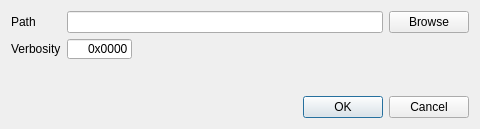
mretegan/crispy, file crispy/resources/gui/uis/quanty/preferences.ui: the form before one commit.
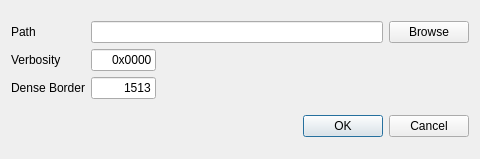
The form after the commit.

Commit message: Add setting defining the sparse/dense threshold

What changed in the file:
```diff
--- a/crispy/resources/gui/uis/quanty/preferences.ui
+++ b/crispy/resources/gui/uis/quanty/preferences.ui
@@ -7,7 +7,7 @@
     <x>0</x>
     <y>0</y>
     <width>480</width>
-    <height>129</height>
+    <height>159</height>
    </rect>
   </property>
   <property name="sizePolicy">
@@ -30,13 +30,73 @@
   </property>
   <layout class="QVBoxLayout" name="verticalLayout">
    <item>
-    <layout class="QFormLayout" name="preferencesFormLayout">
-     <property name="fieldGrowthPolicy">
-      <enum>QFormLayout::ExpandingFieldsGrow</enum>
-     </property>
-     <property name="labelAlignment">
-      <set>Qt::AlignLeading|Qt::AlignLeft|Qt::AlignVCenter</set>
-     </property>
+    <layout class="QGridLayout" name="gridLayout">
+     <item row="2" column="0">
+      <widget class="QLabel" name="denseBorderLabel">
+       <property name="text">
+        <string>Dense Border</string>
+       </property>
+      </widget>
+     </item>
+     <item row="2" column="1">
+      <widget class="QLineEdit" name="denseBorderLineEdit">
+       <property name="sizePolicy">
+        <sizepolicy hsizetype="Fixed" vsizetype="Fixed">
+         <horstretch>0</horstretch>
+         <verstretch>0</verstretch>
+        </sizepolicy>
+       </property>
+       <property name="minimumSize">
+        <size>
+         <width>65</width>
+         <height>22</height>
+        </size>
+       </property>
+       <property name="maximumSize">
+        <size>
+         <width>65</width>
+         <height>22</height>
+        </size>
+       </property>
+       <property name="text">
+        <string>1513</string>
+       </property>
+       <property name="alignment">
+        <set>Qt::AlignRight|Qt::AlignTrailing|Qt::AlignVCenter</set>
+       </property>
+      </widget>
+     </item>
+     <item row="1" column="1">
+      <widget class="QLineEdit" name="verbosityLineEdit">
+       <property name="sizePolicy">
+        <sizepolicy hsizetype="Fixed" vsizetype="Fixed">
+         <horstretch>0</horstretch>
+         <verstretch>0</verstretch>
+        </sizepolicy>
+       </property>
+       <property name="minimumSize">
+        <size>
+         <width>65</width>
+         <height>22</height>
+        </size>
+       </property>
+       <property name="maximumSize">
+        <size>
+         <width>65</width>
+         <height>22</height>
+        </size>
+       </property>
+       <property name="toolTip">
+        <string>Verbosity of the Quanty calculation. Acceptable values in increasing verbosity: 0x0000, 0x00FF, 0xFFFF.</string>
+       </property>
+       <property name="text">
+        <string>0x0000</string>
+       </property>
+       <property name="alignment">
+        <set>Qt::AlignRight|Qt::AlignTrailing|Qt::AlignVCenter</set>
+       </property>
+      </widget>
+     </item>
      <item row="0" column="0">
       <widget class="QLabel" name="pathLabel">
        <property name="text">
@@ -44,36 +104,6 @@
        </property>
       </widget>
      </item>
-     <item row="0" column="1">
-      <layout class="QHBoxLayout" name="pathHorizontalHBoxLayout">
-       <item>
-        <widget class="QLineEdit" name="pathLineEdit">
-         <property name="sizePolicy">
-          <sizepolicy hsizetype="Expanding" vsizetype="Fixed">
-           <horstretch>0</horstretch>
-           <verstretch>0</verstretch>
-          </sizepolicy>
-         </property>
-         <property name="toolTip">
-          <string>Path to the Quanty executable.</string>
-         </property>
-         <property name="readOnly">
-          <bool>true</bool>
-         </property>
-        </widget>
-       </item>
-       <item>
-        <widget class="QPushButton" name="pathBrowsePushButton">
-         <property name="text">
-          <string>Browse</string>
-         </property>
-         <property name="autoDefault">
-          <bool>false</bool>
-         </property>
-        </widget>
-       </item>
-      </layout>
-     </item>
      <item row="1" column="0">
       <widget class="QLabel" name="verbosityLabel">
        <property name="text">
@@ -81,28 +111,35 @@
        </property>
       </widget>
      </item>
-     <item row="1" column="1">
-      <widget class="QLineEdit" name="verbosityLineEdit">
+     <item row="0" column="1">
+      <widget class="QLineEdit" name="pathLineEdit">
        <property name="sizePolicy">
-        <sizepolicy hsizetype="Fixed" vsizetype="Fixed">
+        <sizepolicy hsizetype="Expanding" vsizetype="Fixed">
          <horstretch>0</horstretch>
          <verstretch>0</verstretch>
         </sizepolicy>
        </property>
-       <property name="maximumSize">
+       <property name="minimumSize">
         <size>
-         <width>65</width>
-         <height>20</height>
+         <width>0</width>
+         <height>22</height>
         </size>
        </property>
        <property name="toolTip">
         <string>Verbosity of the Quanty calculation. Acceptable values in increasing verbosity: 0x0000, 0x00FF, 0xFFFF.</string>
        </property>
+       <property name="readOnly">
+        <bool>true</bool>
+       </property>
+      </widget>
+     </item>
+     <item row="0" column="2">
+      <widget class="QPushButton" name="pathBrowsePushButton">
        <property name="text">
-        <string>0x0000</string>
+        <string>Browse</string>
        </property>
-       <property name="alignment">
-        <set>Qt::AlignRight|Qt::AlignTrailing|Qt::AlignVCenter</set>
+       <property name="autoDefault">
+        <bool>false</bool>
        </property>
       </widget>
      </item>
```
Left out of the diff: 8 changed lines with no effect on the pictures. The commit also changes 84 other files.
